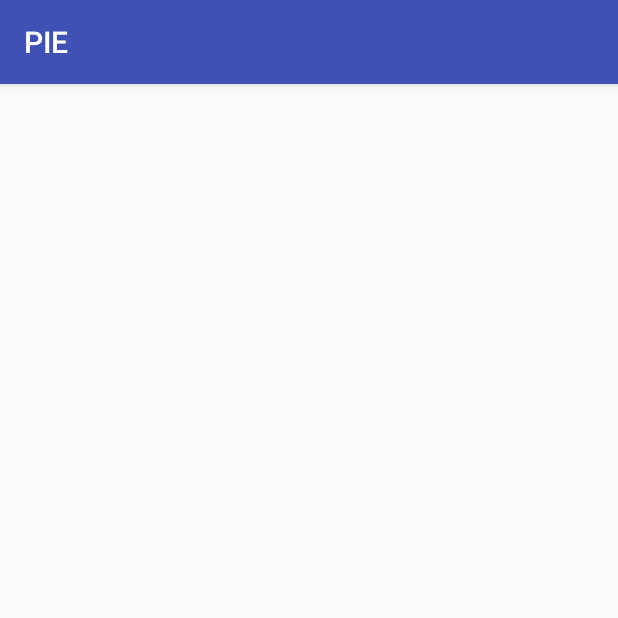
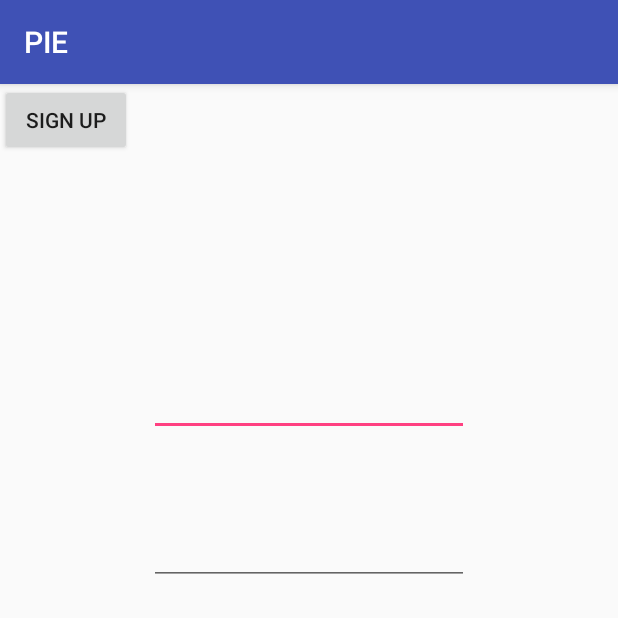
Before and after one commit to aakarshitpandey/pie, an Android app: the SignUpActivity screen opened directly, with no data from a screen before it, on a phone screen of 412 x 824 dp, the top half of it. Run offline under Robolectric (Android 15) with nearby library versions, the light colour scheme and no system bars; 1 statement that could not run was skipped.

Commit message:
Added compnents to signUpActivity

```diff
--- a/app/src/main/java/com/example/pie/pie/LoginActivity.java
+++ b/app/src/main/java/com/example/pie/pie/LoginActivity.java
@@ -6,8 +6,6 @@ import android.os.Bundle;
 import android.widget.Button;
 
 public class LoginActivity extends AppCompatActivity {
-    private String usernameText;
-    private String passwordText;
 
     @Override
     protected void onCreate(Bundle savedInstanceState) {
--- a/app/src/main/java/com/example/pie/pie/SignUpActivity.java
+++ b/app/src/main/java/com/example/pie/pie/SignUpActivity.java
@@ -2,13 +2,38 @@ package com.example.pie.pie;
 
 import androidx.appcompat.app.AppCompatActivity;
 
+import android.net.wifi.p2p.WifiP2pManager;
 import android.os.Bundle;
+import android.view.View;
+import android.widget.Button;
+import android.widget.EditText;
 
 public class SignUpActivity extends AppCompatActivity {
+    private EditText emailSignUpEditText;
+    private EditText passwordSignUpEditText;
+    private Button signUpBtn;
 
     @Override
     protected void onCreate(Bundle savedInstanceState) {
         super.onCreate(savedInstanceState);
         setContentView(R.layout.activity_sign_up);
+
+        signUpBtn.setOnClickListener(new View.OnClickListener() {
+            @Override
+            public void onClick(View v) {
+                initiateSignUp();
+            }
+        });
     }
+
+    private void initiateSignUp() {
+
+    }
+
+    private void getSignUpComponents() {
+        emailSignUpEditText = findViewById(R.id.emailSignUpText);
+        passwordSignUpEditText = findViewById(R.id.passwordSignUpText);
+        signUpBtn = findViewById(R.id.signUpBtn);
+    }
+
 }
--- a/app/src/main/res/layout/activity_login.xml
+++ b/app/src/main/res/layout/activity_login.xml
@@ -2,6 +2,7 @@
 <androidx.constraintlayout.widget.ConstraintLayout xmlns:android="http://schemas.android.com/apk/res/android"
     xmlns:app="http://schemas.android.com/apk/res-auto"
     xmlns:tools="http://schemas.android.com/tools"
+    android:id="@+id/loginBtn"
     android:layout_width="match_parent"
     android:layout_height="match_parent"
     tools:context=".LoginActivity">
--- a/app/src/main/res/layout/activity_sign_up.xml
+++ b/app/src/main/res/layout/activity_sign_up.xml
@@ -2,8 +2,42 @@
 <androidx.constraintlayout.widget.ConstraintLayout xmlns:android="http://schemas.android.com/apk/res/android"
     xmlns:app="http://schemas.android.com/apk/res-auto"
     xmlns:tools="http://schemas.android.com/tools"
+    android:id="@+id/signUpBtn"
     android:layout_width="match_parent"
     android:layout_height="match_parent"
     tools:context=".SignUpActivity">
 
+    <EditText
+        android:id="@+id/emailSignUpText"
+        android:layout_width="wrap_content"
+        android:layout_height="wrap_content"
+        android:ems="10"
+        android:inputType="textEmailAddress"
+        app:layout_constraintBottom_toBottomOf="parent"
+        app:layout_constraintEnd_toEndOf="parent"
+        app:layout_constraintStart_toStartOf="parent"
+        app:layout_constraintTop_toTopOf="parent"
+        app:layout_constraintVertical_bias="0.262"
+        tools:text="@string/prompt_email" />
+
+    <EditText
+        android:id="@+id/passwordSignUpText"
+        android:layout_width="wrap_content"
+        android:layout_height="wrap_content"
+        android:ems="10"
+        android:inputType="textPassword"
+        app:layout_constraintBottom_toBottomOf="parent"
+        app:layout_constraintEnd_toEndOf="parent"
+        app:layout_constraintStart_toStartOf="parent"
+        app:layout_constraintTop_toBottomOf="@+id/emailSignUpText"
+        app:layout_constraintVertical_bias="0.11"
+        tools:text="@string/prompt_password" />
+
+    <Button
+        android:id="@+id/button"
+        android:layout_width="wrap_content"
+        android:layout_height="wrap_content"
+        android:text="Sign Up"
+        tools:layout_editor_absoluteX="154dp"
+        tools:layout_editor_absoluteY="385dp" />
 </androidx.constraintlayout.widget.ConstraintLayout>
```
